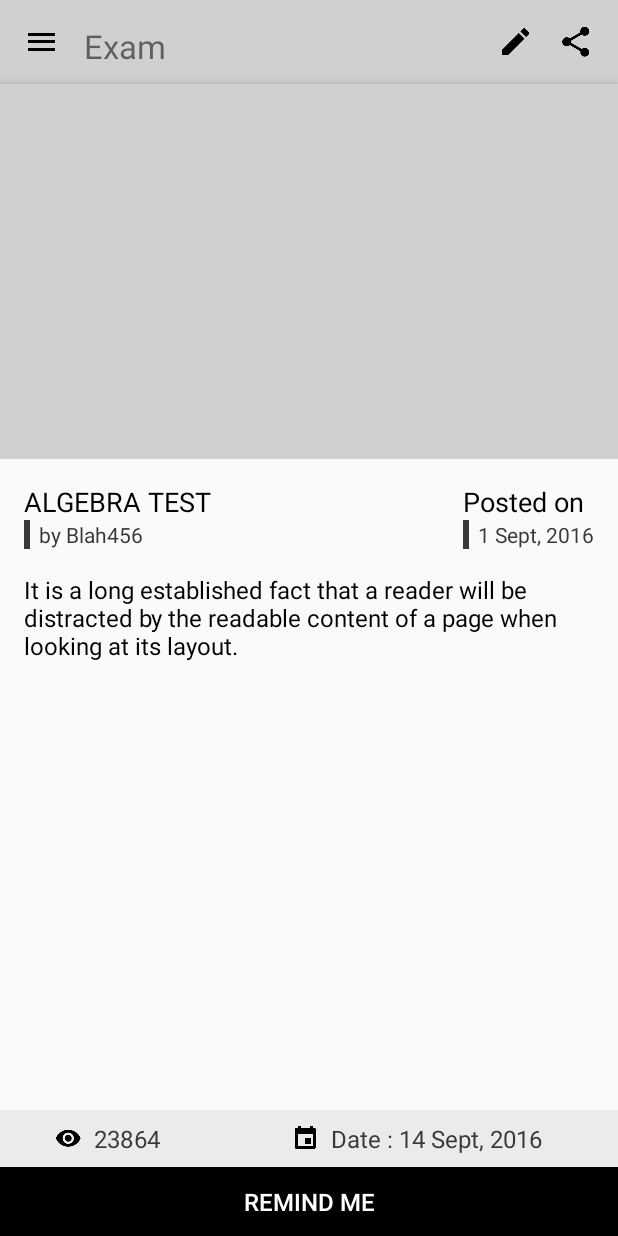
After one commit to RK02/CampusConnect_2016, an Android app: the ExamPageActivity screen opened directly, with no data from a screen before it, on a phone screen of 412 x 824 dp. The commit adds this screen. Run offline under Robolectric (Android 15) with nearby library versions, the phone set to English and light mode, and no system bars.

Commit message:
Assignment Page, Exam Page added.
UX changes incomplete.

```diff
--- /dev/null
+++ b/app/src/main/java/com/campusconnect/cc_reboot/ExamPageActivity.java
@@ -0,0 +1,17 @@
+package com.campusconnect.cc_reboot;
+
+import android.os.Bundle;
+import android.support.v7.app.AppCompatActivity;
+
+/**
+ * Created by RK on 04/06/2016.
+ */
+public class ExamPageActivity extends AppCompatActivity {
+
+    @Override
+    protected void onCreate(Bundle savedInstanceState) {
+        super.onCreate(savedInstanceState);
+        setContentView(R.layout.activity_exam);
+
+    }
+}
--- a/app/src/main/java/com/campusconnect/cc_reboot/adapter/AssignmentsListAdapter.java
+++ b/app/src/main/java/com/campusconnect/cc_reboot/adapter/AssignmentsListAdapter.java
@@ -8,6 +8,7 @@ import android.view.LayoutInflater;
 import android.view.View;
 import android.view.ViewGroup;
 
+import com.campusconnect.cc_reboot.AssignmentPageActivity;
 import com.campusconnect.cc_reboot.CoursePageActivity;
 import com.campusconnect.cc_reboot.R;
 
@@ -53,7 +54,7 @@ public class AssignmentsListAdapter extends
             assignment_card.setOnClickListener(new View.OnClickListener() {
                 @Override
                 public void onClick(View v) {
-                    Intent intent_temp = new Intent(v.getContext(), CoursePageActivity.class);
+                    Intent intent_temp = new Intent(v.getContext(), AssignmentPageActivity.class);
                     context.startActivity(intent_temp);
                 }
             });
--- a/app/src/main/java/com/campusconnect/cc_reboot/adapter/ExamsListAdapter.java
+++ b/app/src/main/java/com/campusconnect/cc_reboot/adapter/ExamsListAdapter.java
@@ -9,6 +9,7 @@ import android.view.View;
 import android.view.ViewGroup;
 
 import com.campusconnect.cc_reboot.CoursePageActivity;
+import com.campusconnect.cc_reboot.ExamPageActivity;
 import com.campusconnect.cc_reboot.R;
 
 /**
@@ -53,7 +54,7 @@ public class ExamsListAdapter extends
             exam_card.setOnClickListener(new View.OnClickListener() {
                 @Override
                 public void onClick(View v) {
-                    Intent intent_temp = new Intent(v.getContext(), CoursePageActivity.class);
+                    Intent intent_temp = new Intent(v.getContext(), ExamPageActivity.class);
                     context.startActivity(intent_temp);
                 }
             });
--- /dev/null
+++ b/app/src/main/res/layout/actionbar_exam.xml
@@ -0,0 +1,52 @@
+<?xml version="1.0" encoding="utf-8"?>
+<LinearLayout xmlns:android="http://schemas.android.com/apk/res/android"
+    android:layout_width="match_parent"
+    android:layout_height="?attr/actionBarSize"
+    android:layout_gravity="right"
+    android:background="@color/ColorPrimaryDark"
+    android:elevation="4dp"
+    android:gravity="center_vertical"
+    android:padding="@dimen/activity_vertical_margin">
+
+    <ImageButton
+        android:id="@+id/ib_menu"
+        android:layout_width="wrap_content"
+        android:layout_height="wrap_content"
+        android:background="@android:color/transparent"
+        android:src="@mipmap/ic_menu_24" />
+
+    <RelativeLayout
+        android:layout_width="match_parent"
+        android:layout_height="wrap_content"
+        android:paddingLeft="@dimen/activity_vertical_margin">
+
+        <TextView
+            android:id="@+id/tv_title"
+            android:layout_width="wrap_content"
+            android:layout_height="wrap_content"
+            android:background="@android:color/transparent"
+            android:text="Exam"
+            android:textSize="22sp" />
+
+
+
+        <ImageButton
+            android:id="@+id/ib_edit"
+            android:layout_width="wrap_content"
+            android:layout_height="wrap_content"
+            android:layout_gravity="center_vertical|right"
+            android:layout_toLeftOf="@+id/ib_share"
+            android:background="@android:color/transparent"
+            android:paddingRight="@dimen/activity_vertical_margin"
+            android:src="@mipmap/ic_edit_24" />
+
+        <ImageButton
+            android:id="@+id/ib_share"
+            android:layout_width="wrap_content"
+            android:layout_height="wrap_content"
+            android:layout_alignParentRight="true"
+            android:background="@android:color/transparent"
+            android:src="@mipmap/ic_share_24" />
+    </RelativeLayout>
+
+</LinearLayout>
--- /dev/null
+++ b/app/src/main/res/layout/activity_exam.xml
@@ -0,0 +1,244 @@
+<?xml version="1.0" encoding="utf-8"?>
+<RelativeLayout xmlns:android="http://schemas.android.com/apk/res/android"
+    xmlns:app="http://schemas.android.com/apk/res-auto"
+    android:layout_width="match_parent"
+    android:layout_height="match_parent"
+    android:orientation="vertical">
+
+    <android.support.design.widget.CoordinatorLayout
+        android:id="@+id/coordinatorLayout"
+        android:layout_width="match_parent"
+        android:layout_height="match_parent">
+
+        <!--AppBar Layout   -->
+        <android.support.design.widget.AppBarLayout
+            android:id="@+id/appBarLayout_acb"
+            android:layout_width="match_parent"
+            android:background="@color/ColorPrimaryDark"
+            android:layout_height="wrap_content">
+
+            <!-- ViewPagerAdapter_home Toolbar   -->
+            <include
+                android:id="@+id/include_acb_note"
+                layout="@layout/actionbar_exam"
+                android:layout_width="match_parent"
+                android:layout_height="?attr/actionBarSize"
+                app:layout_collapseMode="pin"
+                app:layout_scrollFlags="scroll|enterAlways"></include>
+
+            <android.support.design.widget.CollapsingToolbarLayout
+                android:layout_width="match_parent"
+                android:layout_height="wrap_content"
+                android:elevation="5dp"
+                android:background="@color/ColorPrimaryDark"
+                app:layout_scrollFlags="scroll|enterAlwaysCollapsed">
+
+                <!--Course Info-->
+                <ImageView
+                    android:id="@+id/iv_notes"
+                    android:layout_width="match_parent"
+                    android:layout_height="250dp"
+                    android:background="@color/ColorPrimaryDark"
+                    android:paddingBottom="16dp"
+                    android:paddingLeft="16dp"
+                    android:paddingRight="16dp"
+                    app:layout_collapseMode="parallax">
+                </ImageView>
+            </android.support.design.widget.CollapsingToolbarLayout>
+        </android.support.design.widget.AppBarLayout>
+
+        <android.support.v4.widget.NestedScrollView
+            android:layout_width="match_parent"
+            android:layout_height="wrap_content"
+            xmlns:app="http://schemas.android.com/apk/res-auto"
+            app:layout_behavior="@string/appbar_scrolling_view_behavior">
+            <RelativeLayout
+                android:layout_width="wrap_content"
+                android:layout_height="wrap_content"
+                android:paddingTop="16dp">
+
+                <!--Notes card top container-->
+                <RelativeLayout
+                    android:id="@+id/top_part_card"
+                    android:layout_width="wrap_content"
+                    android:layout_height="wrap_content"
+                    android:paddingLeft="16dp"
+                    android:paddingRight="16dp">
+                    <!--Title and Author container-->
+                    <LinearLayout
+                        android:id="@+id/container_title_author"
+                        android:layout_width="wrap_content"
+                        android:layout_height="wrap_content"
+                        android:layout_alignParentLeft="true"
+                        android:layout_toLeftOf="@+id/container_date_posted"
+                        android:orientation="vertical"
+                        android:paddingRight="64dp">
+
+                        <TextView
+                            android:layout_width="wrap_content"
+                            android:layout_height="wrap_content"
+                            android:text="ALGEBRA TEST"
+                            android:textColor="#000000"
+                            android:textSize="18sp" />
+
+                        <RelativeLayout
+                            android:layout_width="wrap_content"
+                            android:layout_height="wrap_content">
+
+                            <View
+                                android:layout_width="4dp"
+                                android:layout_height="match_parent"
+                                android:layout_alignBottom="@+id/tv_uploader"
+                                android:layout_alignTop="@+id/tv_uploader"
+                                android:background="#383838" />
+
+                            <TextView
+                                android:id="@+id/tv_uploader"
+                                android:layout_width="wrap_content"
+                                android:layout_height="wrap_content"
+                                android:paddingLeft="10dp"
+                                android:text="by Blah456"
+                                android:textColor="#383838"
+                                android:textSize="14sp" />
+                        </RelativeLayout>
+
+                    </LinearLayout>
+
+                    <!--Date Posted container-->
+                    <LinearLayout
+                        android:id="@+id/container_date_posted"
+                        android:layout_width="wrap_content"
+                        android:layout_height="wrap_content"
+                        android:layout_alignParentRight="true"
+                        android:orientation="vertical">
+
+                        <TextView
+                            android:layout_width="wrap_content"
+                            android:layout_height="wrap_content"
+                            android:text="Posted on"
+                            android:textColor="#000000"
+                            android:textSize="18sp" />
+
+                        <RelativeLayout
+                            android:layout_width="wrap_content"
+                            android:layout_height="wrap_content">
+
+                            <View
+                                android:layout_width="4dp"
+                                android:layout_height="match_parent"
+                                android:layout_alignBottom="@+id/tv_date_posted"
+                                android:layout_alignTop="@+id/tv_date_posted"
+                                android:background="#383838" />
+
+                            <TextView
+                                android:id="@+id/tv_date_posted"
+                                android:layout_width="wrap_content"
+                                android:layout_height="wrap_content"
+                                android:paddingLeft="10dp"
+                                android:text="1 Sept, 2016"
+                                android:textColor="#383838"
+                                android:textSize="14sp" />
+                        </RelativeLayout>
+                    </LinearLayout>
+                </RelativeLayout>
+
+                <TextView
+                    android:id="@+id/tv_description"
+                    android:layout_width="wrap_content"
+                    android:layout_height="wrap_content"
+                    android:padding="16dp"
+                    android:text="It is a long established fact that a reader will be distracted by the readable content of a page when looking at its layout."
+                    android:layout_below="@+id/top_part_card"
+                    android:textColor="#000000"
+                    android:textSize="16sp" />
+
+            </RelativeLayout>
+        </android.support.v4.widget.NestedScrollView>
+
+    </android.support.design.widget.CoordinatorLayout>
+
+    <LinearLayout
+        android:id="@+id/container_stats"
+        android:layout_width="match_parent"
+        android:layout_height="wrap_content"
+        android:background="#eaebec"
+        android:paddingTop="8dp"
+        android:paddingBottom="8dp"
+        android:orientation="horizontal"
+        android:layout_above="@+id/container_action_buttons"
+        android:weightSum="2">
+        <LinearLayout
+            android:id="@+id/container_stats_views"
+            android:layout_width="0dp"
+            android:layout_height="wrap_content"
+            android:layout_weight="0.7"
+            android:gravity="center"
+            android:orientation="horizontal">
+            <ImageButton
+                android:id="@+id/ib_views"
+                android:layout_width="wrap_content"
+                android:layout_height="wrap_content"
+                android:background="@android:color/transparent"
+                android:src="@mipmap/ic_views_18"/>
+            <TextView
+                android:id="@+id/tv_views_count"
+                android:layout_width="wrap_content"
+                android:layout_height="wrap_content"
+                android:paddingLeft="8dp"
+                android:textSize="16sp"
+                android:text="23864"
+                android:maxLines="1"
+                android:ellipsize="end"
+                android:textColor="#383838"/>
+        </LinearLayout>
+
+        <LinearLayout
+            android:id="@+id/container_due_date"
+            android:layout_width="0dp"
+            android:layout_height="wrap_content"
+            android:layout_weight="1.3"
+            android:gravity="center"
+            android:orientation="horizontal">
+            <ImageButton
+                android:id="@+id/ib_due_date"
+                android:layout_width="wrap_content"
+                android:layout_height="wrap_content"
+                android:background="@android:color/transparent"
+                android:src="@mipmap/ic_due_18"/>
+            <TextView
+                android:id="@+id/tv_due_date"
+                android:layout_width="wrap_content"
+                android:layout_height="wrap_content"
+                android:paddingLeft="8dp"
+                android:textSize="16sp"
+                android:maxLines="1"
+                android:ellipsize="end"
+                android:text="Date : 14 Sept, 2016"
+                android:textColor="#383838"/>
+        </LinearLayout>
+
+    </LinearLayout>
+
+    <LinearLayout
+        android:id="@+id/container_action_buttons"
+        android:layout_width="match_parent"
+        android:layout_height="wrap_content"
+        android:layout_alignParentBottom="true"
+        android:orientation="horizontal">
+
+        <Button
+            android:layout_width="match_parent"
+            android:layout_height="wrap_content"
+            android:minHeight="0dp"
+            android:background="#000000"
+            android:textColor="#ffffff"
+            android:paddingTop="12dp"
+            android:paddingBottom="12dp"
+            android:textSize="16sp"
+            android:gravity="center"
+            android:text="REMIND ME"/>
+
+    </LinearLayout>
+
+
+</RelativeLayout>
--- a/app/src/main/res/layout/activity_note.xml
+++ b/app/src/main/res/layout/activity_note.xml
@@ -49,11 +49,8 @@
 
         <android.support.v4.widget.NestedScrollView
             android:layout_width="match_parent"
-            android:layout_height="match_parent"
+            android:layout_height="wrap_content"
             xmlns:app="http://schemas.android.com/apk/res-auto"
-            android:fillViewport="true"
-            android:fitsSystemWindows="true"
-            android:layout_gravity="fill_vertical"
             app:layout_behavior="@string/appbar_scrolling_view_behavior">
             <RelativeLayout
                 android:layout_width="wrap_content"
```
Also changed, not shown: app/src/main/AndroidManifest.xml (+10 -0 lines), app/src/main/java/com/campusconnect/cc_reboot/AssignmentPageActivity.java (added, +17 -0 lines), app/src/main/res/layout/actionbar_assignment.xml (added, +52 -0 lines), app/src/main/res/layout/activity_assignment.xml (added, +244 -0 lines), 1 other file.
